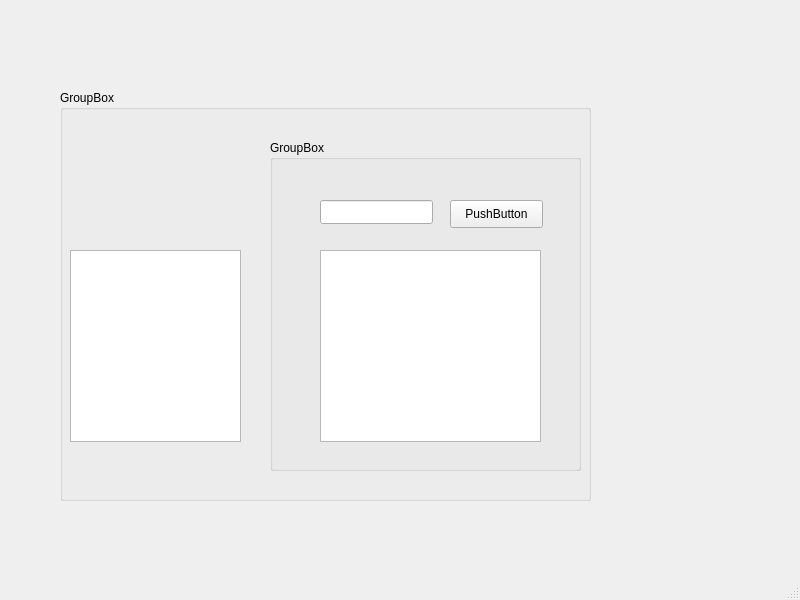
The window that mainwindow.ui (dinayuil/Tokie) describes before a commit, drawn with Qt 5.
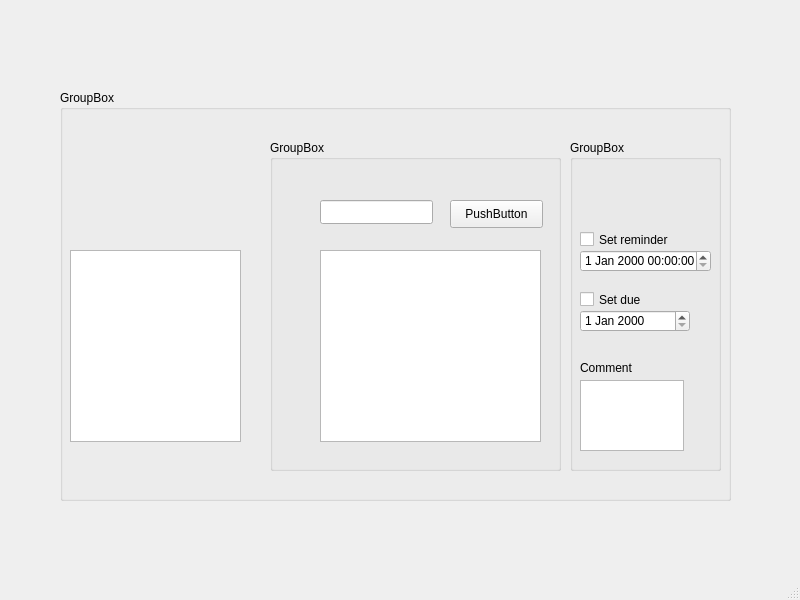
The same window after the commit.

Commit message: add item details UI

Diff of the .ui file:
```diff
--- a/mainwindow.ui
+++ b/mainwindow.ui
@@ -19,7 +19,7 @@
      <rect>
       <x>60</x>
       <y>90</y>
-      <width>531</width>
+      <width>671</width>
       <height>411</height>
      </rect>
     </property>
@@ -41,7 +41,7 @@
       <rect>
        <x>210</x>
        <y>50</y>
-       <width>311</width>
+       <width>291</width>
        <height>331</height>
       </rect>
      </property>
@@ -82,6 +82,88 @@
       </property>
      </widget>
     </widget>
+    <widget class="QGroupBox" name="itemDetailsBox">
+     <property name="geometry">
+      <rect>
+       <x>510</x>
+       <y>50</y>
+       <width>151</width>
+       <height>331</height>
+      </rect>
+     </property>
+     <property name="title">
+      <string>GroupBox</string>
+     </property>
+     <widget class="QTextEdit" name="itemComment">
+      <property name="geometry">
+       <rect>
+        <x>10</x>
+        <y>240</y>
+        <width>104</width>
+        <height>71</height>
+       </rect>
+      </property>
+     </widget>
+     <widget class="QDateEdit" name="dateEdit">
+      <property name="geometry">
+       <rect>
+        <x>10</x>
+        <y>170</y>
+        <width>110</width>
+        <height>22</height>
+       </rect>
+      </property>
+     </widget>
+     <widget class="QCheckBox" name="remindChkBox">
+      <property name="geometry">
+       <rect>
+        <x>10</x>
+        <y>90</y>
+        <width>101</width>
+        <height>19</height>
+       </rect>
+      </property>
+      <property name="text">
+       <string>Set reminder</string>
+      </property>
+     </widget>
+     <widget class="QDateTimeEdit" name="dateTimeEdit">
+      <property name="geometry">
+       <rect>
+        <x>10</x>
+        <y>110</y>
+        <width>131</width>
+        <height>22</height>
+       </rect>
+      </property>
+     </widget>
+     <widget class="QCheckBox" name="dueChkBox">
+      <property name="geometry">
+       <rect>
+        <x>10</x>
+        <y>150</y>
+        <width>80</width>
+        <height>19</height>
+       </rect>
+      </property>
+      <property name="text">
+       <string>Set due</string>
+      </property>
+     </widget>
+     <widget class="QLabel" name="label">
+      <property name="geometry">
+       <rect>
+        <x>10</x>
+        <y>220</y>
+        <width>61</width>
+        <height>16</height>
+       </rect>
+      </property>
+      <property name="text">
+       <string>Comment</string>
+      </property>
+     </widget>
+    </widget>
    </widget>
   </widget>
   <widget class="QMenuBar" name="menubar">
```
The commit also changes 3 other files.
